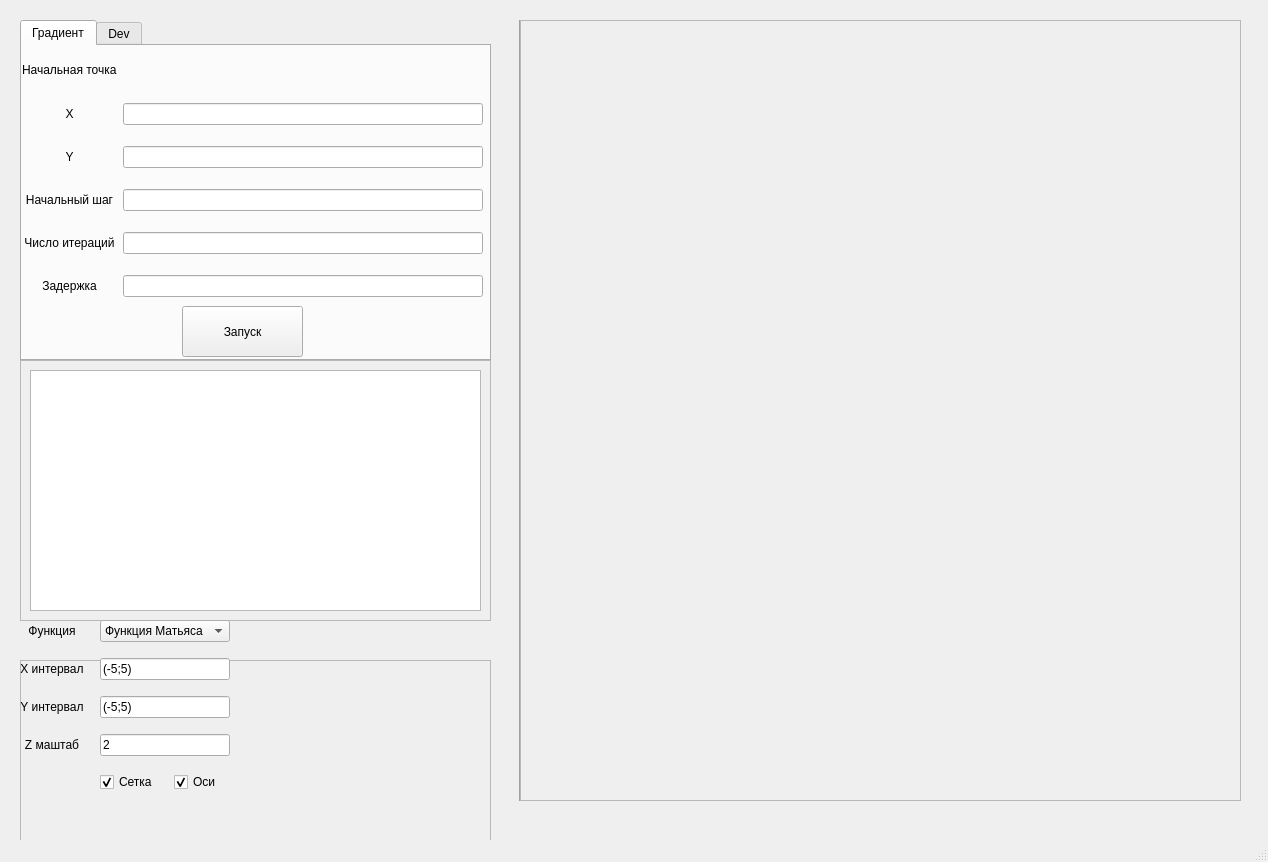
Old version of the form ui/app.ui in the repository programat/MethodsSearchOptimization.
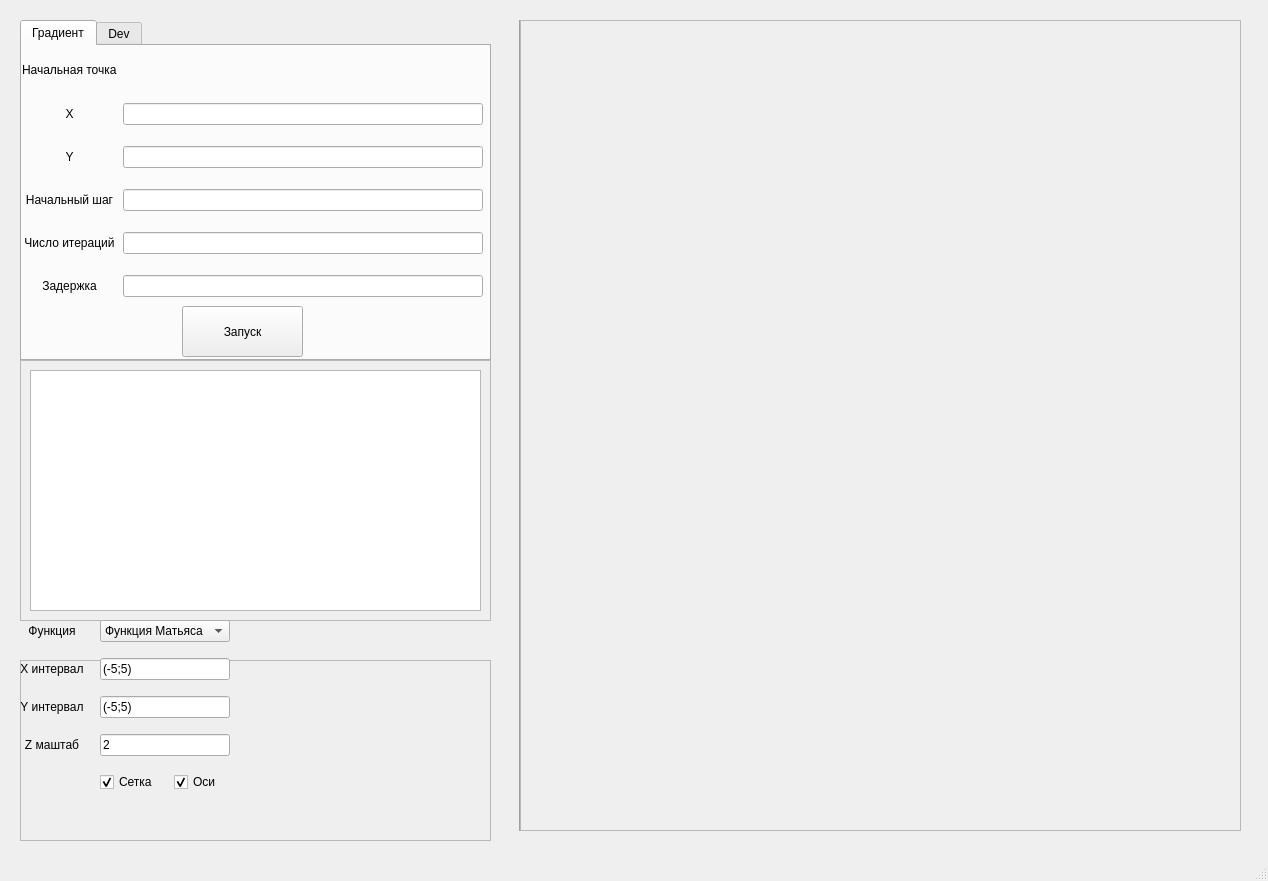
New version of the form.

Patch:
```diff
--- a/ui/app.ui
+++ b/ui/app.ui
@@ -7,7 +7,7 @@
     <x>0</x>
     <y>0</y>
     <width>1268</width>
-    <height>862</height>
+    <height>881</height>
    </rect>
   </property>
   <property name="minimumSize">
@@ -26,7 +26,7 @@
       <x>510</x>
       <y>20</y>
       <width>20</width>
-      <height>781</height>
+      <height>811</height>
      </rect>
     </property>
     <property name="orientation">
@@ -243,7 +243,7 @@
       <x>520</x>
       <y>20</y>
       <width>721</width>
-      <height>781</height>
+      <height>811</height>
      </rect>
     </property>
     <property name="frameShape">
```
Left out of the diff: 2 changed lines with no effect on the pictures.
